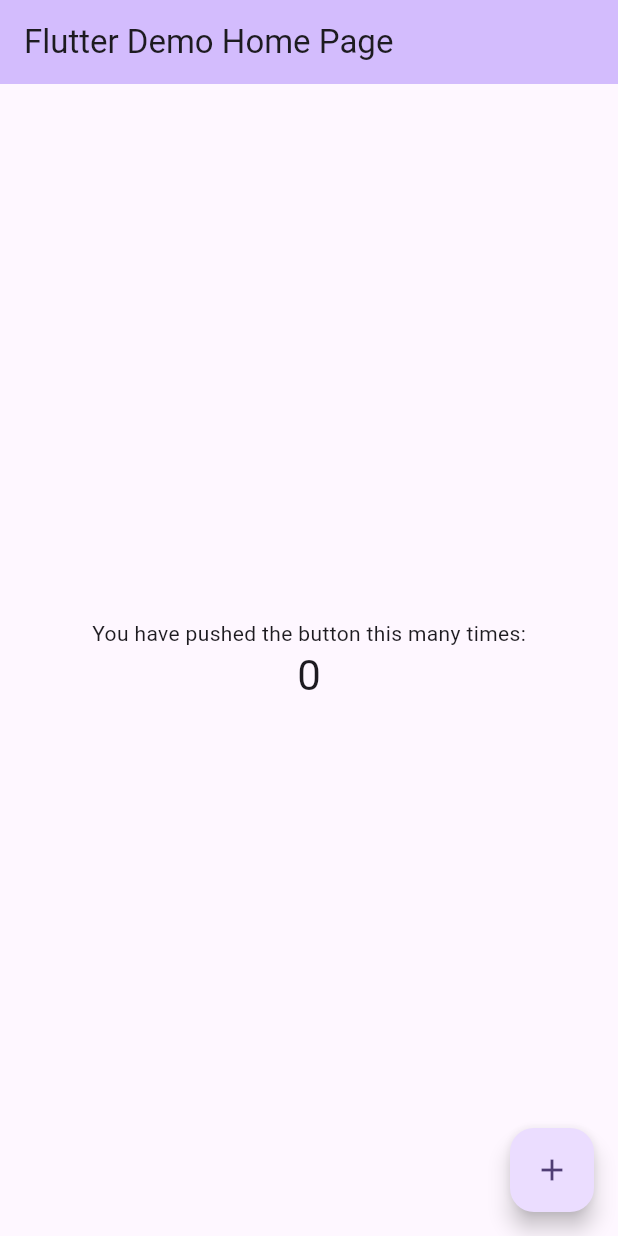
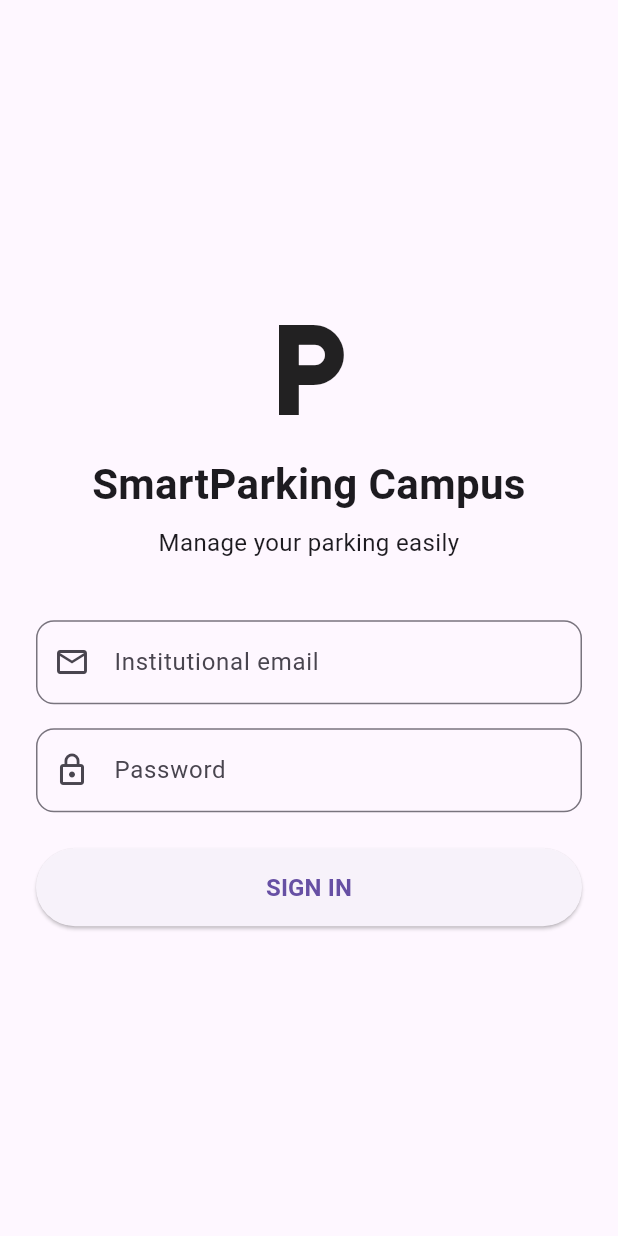
Before and after one commit to AlexD335/smartparking-campus, a Flutter app: the screen it shows after launch, on a phone screen of 412 x 824 dp. Run offline on Flutter 3.47's test engine with Material 3 defaults, Android fonts, the phone set to English and light mode, and no system bars.

Commit message:
feat: create login screen

```diff
--- a/lib/main.dart
+++ b/lib/main.dart
@@ -1,122 +1,23 @@
 import 'package:flutter/material.dart';
 
+import 'screens/login_screen.dart';
+
 void main() {
-  runApp(const MyApp());
+  runApp(const SmartParkingApp());
 }
 
-class MyApp extends StatelessWidget {
-  const MyApp({super.key});
+class SmartParkingApp extends StatelessWidget {
+  const SmartParkingApp({super.key});
 
-  // This widget is the root of your application.
   @override
   Widget build(BuildContext context) {
     return MaterialApp(
-      title: 'Flutter Demo',
+      debugShowCheckedModeBanner: false,
+      title: 'SmartParking Campus',
       theme: ThemeData(
-        // This is the theme of your application.
-        //
-        // TRY THIS: Try running your application with "flutter run". You'll see
-        // the application has a purple toolbar. Then, without quitting the app,
-        // try changing the seedColor in the colorScheme below to Colors.green
-        // and then invoke "hot reload" (save your changes or press the "hot
-        // reload" button in a Flutter-supported IDE, or press "r" if you used
-        // the command line to start the app).
-        //
-        // Notice that the counter didn't reset back to zero; the application
-        // state is not lost during the reload. To reset the state, use hot
-        // restart instead.
-        //
-        // This works for code too, not just values: Most code changes can be
-        // tested with just a hot reload.
-        colorScheme: .fromSeed(seedColor: Colors.deepPurple),
+        useMaterial3: true,
       ),
-      home: const MyHomePage(title: 'Flutter Demo Home Page'),
+      home: const LoginScreen(),
     );
   }
 }
-
-class MyHomePage extends StatefulWidget {
-  const MyHomePage({super.key, required this.title});
-
-  // This widget is the home page of your application. It is stateful, meaning
-  // that it has a State object (defined below) that contains fields that affect
-  // how it looks.
-
-  // This class is the configuration for the state. It holds the values (in this
-  // case the title) provided by the parent (in this case the App widget) and
-  // used by the build method of the State. Fields in a Widget subclass are
-  // always marked "final".
-
-  final String title;
-
-  @override
-  State<MyHomePage> createState() => _MyHomePageState();
-}
-
-class _MyHomePageState extends State<MyHomePage> {
-  int _counter = 0;
-
-  void _incrementCounter() {
-    setState(() {
-      // This call to setState tells the Flutter framework that something has
-      // changed in this State, which causes it to rerun the build method below
-      // so that the display can reflect the updated values. If we changed
-      // _counter without calling setState(), then the build method would not be
-      // called again, and so nothing would appear to happen.
-      _counter++;
-    });
-  }
-
-  @override
-  Widget build(BuildContext context) {
-    // This method is rerun every time setState is called, for instance as done
-    // by the _incrementCounter method above.
-    //
-    // The Flutter framework has been optimized to make rerunning build methods
-    // fast, so that you can just rebuild anything that needs updating rather
-    // than having to individually change instances of widgets.
-    return Scaffold(
-      appBar: AppBar(
-        // TRY THIS: Try changing the color here to a specific color (to
-        // Colors.amber, perhaps?) and trigger a hot reload to see the AppBar
-        // change color while the other colors stay the same.
-        backgroundColor: Theme.of(context).colorScheme.inversePrimary,
-        // Here we take the value from the MyHomePage object that was created by
-        // the App.build method, and use it to set our appbar title.
-        title: Text(widget.title),
-      ),
-      body: Center(
-        // Center is a layout widget. It takes a single child and positions it
-        // in the middle of the parent.
-        child: Column(
-          // Column is also a layout widget. It takes a list of children and
-          // arranges them vertically. By default, it sizes itself to fit its
-          // children horizontally, and tries to be as tall as its parent.
-          //
-          // Column has various properties to control how it sizes itself and
-          // how it positions its children. Here we use mainAxisAlignment to
-          // center the children vertically; the main axis here is the vertical
-          // axis because Columns are vertical (the cross axis would be
-          // horizontal).
-          //
-          // TRY THIS: Invoke "debug painting" (choose the "Toggle Debug Paint"
-          // action in the IDE, or press "p" in the console), to see the
-          // wireframe for each widget.
-          mainAxisAlignment: .center,
-          children: [
-            const Text('You have pushed the button this many times:'),
-            Text(
-              '$_counter',
-              style: Theme.of(context).textTheme.headlineMedium,
-            ),
-          ],
-        ),
-      ),
-      floatingActionButton: FloatingActionButton(
-        onPressed: _incrementCounter,
-        tooltip: 'Increment',
-        child: const Icon(Icons.add),
-      ),
-    );
-  }
-}
--- /dev/null
+++ b/lib/screens/login_screen.dart
@@ -0,0 +1,89 @@
+import 'package:flutter/material.dart';
+
+class LoginScreen extends StatelessWidget {
+  const LoginScreen({super.key});
+
+  @override
+  Widget build(BuildContext context) {
+    return Scaffold(
+      body: SafeArea(
+        child: Padding(
+          padding: const EdgeInsets.all(24.0),
+          child: Column(
+            mainAxisAlignment: MainAxisAlignment.center,
+            crossAxisAlignment: CrossAxisAlignment.stretch,
+            children: [
+              const Icon(
+                Icons.local_parking,
+                size: 80,
+              ),
+              const SizedBox(height: 16),
+
+              const Text(
+                'SmartParking Campus',
+                textAlign: TextAlign.center,
+                style: TextStyle(
+                  fontSize: 28,
+                  fontWeight: FontWeight.bold,
+                ),
+              ),
+
+              const SizedBox(height: 8),
+
+              const Text(
+                'Manage your parking easily',
+                textAlign: TextAlign.center,
+                style: TextStyle(
+                  fontSize: 16,
+                ),
+              ),
+
+              const SizedBox(height: 40),
+
+              TextField(
+                keyboardType: TextInputType.emailAddress,
+                decoration: InputDecoration(
+                  labelText: 'Institutional email',
+                  hintText: 'student@university.edu',
+                  prefixIcon: const Icon(Icons.email_outlined),
+                  border: OutlineInputBorder(
+                    borderRadius: BorderRadius.circular(12),
+                  ),
+                ),
+              ),
+
+              const SizedBox(height: 16),
+
+              TextField(
+                obscureText: true,
+                decoration: InputDecoration(
+                  labelText: 'Password',
+                  prefixIcon: const Icon(Icons.lock_outline),
+                  border: OutlineInputBorder(
+                    borderRadius: BorderRadius.circular(12),
+                  ),
+                ),
+              ),
+
+              const SizedBox(height: 24),
+
+              SizedBox(
+                height: 52,
+                child: ElevatedButton(
+                  onPressed: () {},
+                  child: const Text(
+                    'SIGN IN',
+                    style: TextStyle(
+                      fontSize: 16,
+                      fontWeight: FontWeight.bold,
+                    ),
+                  ),
+                ),
+              ),
+            ],
+          ),
+        ),
+      ),
+    );
+  }
+}
```
